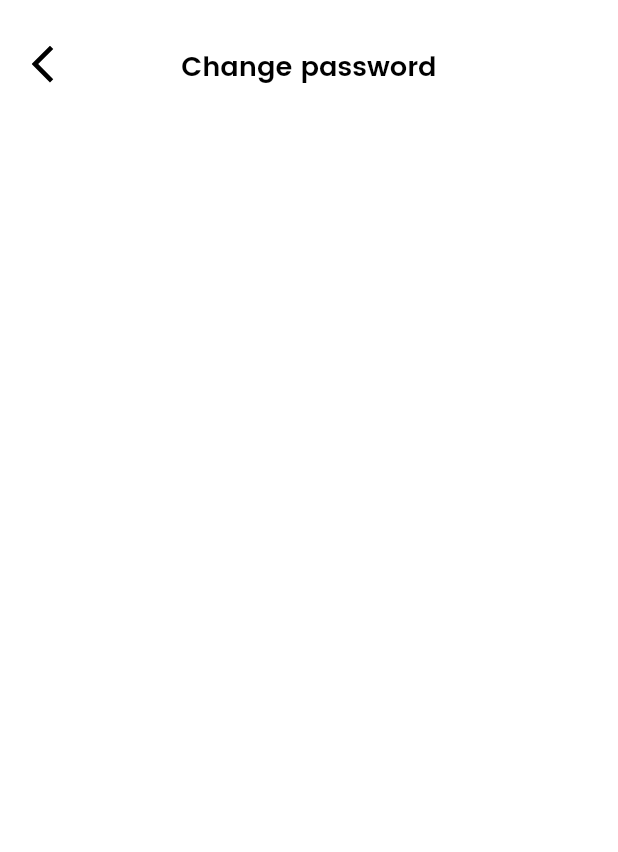
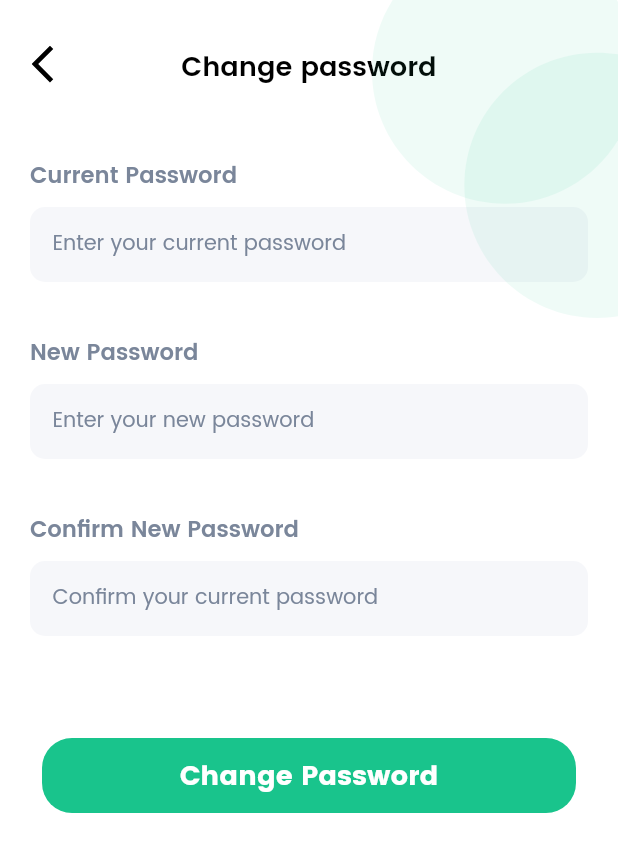
Before and after one commit to EdungDivinefavour/Grounded-V2.0, a Flutter app: the ChangePassword screen opened directly, on a phone screen of 412 x 824 dp. Shown: the top 852 px of the screen. Run offline on Flutter 3.47's test engine with Material 2 defaults, Android fonts, the phone set to English and light mode, and no system bars; our stand-ins replace adaptive_dialog, audioplayers, carousel_slider, charts_flutter, cloud_firestore, dots_indicator and 11 more; missing offline and left inert: cloud_firestore_web, dart_date, firebase_auth_web, firebase_core_web, firebase_database_web, firebase_messaging_web and 4 more; accounts and stored records are empty; project files that could hold a hidden picture were left out.

Commit message:
Completed change password screen

```diff
--- a/lib/components/custom_scaffold.dart
+++ b/lib/components/custom_scaffold.dart
@@ -78,12 +78,11 @@ class _CustomScaffoldState extends State<CustomScaffold> {
           child: SVGIcon(
               icon: AppIcons.centerRightBubble, color: ThemeColors.primary));
     } else if (widget.bubblePosition == BackgroundBubblePosition.topRight) {
-      return emptyWidget;
-      // return Positioned(
-      //     top: 0,
-      //     right: 0,
-      //     child: SVGIcon(
-      //         icon: AppIcons.topRightBubble, color: ThemeColors.primary));
+      return Positioned(
+          top: 0,
+          right: 0,
+          child: SVGIcon(
+              icon: AppIcons.topRightBubble, color: ThemeColors.primary));
     }
 
     return emptyWidget;
--- a/lib/screens/parent/change_password.dart
+++ b/lib/screens/parent/change_password.dart
@@ -1,20 +1,98 @@
 import 'package:flutter/material.dart';
+import 'package:flutter_easyloading/flutter_easyloading.dart';
+import 'package:grounded/components/custom_action_button.dart';
 import 'package:grounded/components/custom_app_bar/custom_app_bar.dart';
 import 'package:grounded/components/custom_scaffold.dart';
+import 'package:grounded/components/input_field.dart';
+import 'package:grounded/services/firebase/authentication_service.dart';
 
 class ChangePassword extends StatelessWidget {
+  final _authenticationService = AuthenticationService.instance;
+
+  final _currentPasswordController = TextEditingController();
+  final _newPasswordController = TextEditingController();
+  final _confirmNewPasswordController = TextEditingController();
+
   @override
   Widget build(BuildContext context) {
     return CustomScaffold(
         appBar: CustomAppBar(title: "Change password"),
-        bubblePosition: BackgroundBubblePosition.none,
+        bubblePosition: BackgroundBubblePosition.topRight,
         body: SingleChildScrollView(
           child: Padding(
-            padding: const EdgeInsets.all(15),
+            padding: const EdgeInsets.all(20),
             child: Column(
-              children: [],
+              children: [
+                SizedBox(height: 25),
+                InputField(
+                  title: "Current Password",
+                  controller: _currentPasswordController,
+                  inputFieldType: InputFieldType.password,
+                  hintText: 'Enter your current password',
+                ),
+                SizedBox(height: 35),
+                InputField(
+                  title: "New Password",
+                  controller: _newPasswordController,
+                  inputFieldType: InputFieldType.password,
+                  hintText: 'Enter your new password',
+                ),
+                SizedBox(height: 35),
+                InputField(
+                  title: "Confirm New Password",
+                  controller: _confirmNewPasswordController,
+                  inputFieldType: InputFieldType.password,
+                  hintText: 'Confirm your current password',
+                ),
+                SizedBox(height: 60),
+                CustomActionButton(
+                    onPressed: () {
+                      _updatePassword(context);
+                    },
+                    title: 'Change Password')
+              ],
             ),
           ),
         ));
   }
+
+  void _updatePassword(BuildContext context) {
+    if (!_allFieldsPassedValidation) {
+      EasyLoading.showError(
+          "Please fill out all the empty fields and confirm that the new password has been confirmed in the confirm password box");
+      return;
+    }
+
+    EasyLoading.show();
+    _authenticationService
+        .updatePassword(
+      currentPassword: _currentPasswordController.text,
+      newPassword: _newPasswordController.text,
+    )
+        .then((_) {
+      EasyLoading.dismiss();
+      EasyLoading.showSuccess('Password updated successfully!');
+
+      Navigator.pop(context);
+    }).catchError((onError) {
+      EasyLoading.dismiss();
+      EasyLoading.showError(
+          "This operation is sensitive and requires recent authentication. Please login again to confirm you own this account");
+    });
+  }
+
+  bool get _allFieldsPassedValidation {
+    if (_currentPasswordController.text == "") {
+      return false;
+    } else if (_newPasswordController.text == "") {
+      return false;
+    } else if (_confirmNewPasswordController.text == "") {
+      return false;
+    } else if (_newPasswordController.text !=
+        _confirmNewPasswordController.text) {
+      return false;
+    }
+
+    return true;
+  }
 }
--- a/lib/services/firebase/authentication_service.dart
+++ b/lib/services/firebase/authentication_service.dart
@@ -89,6 +89,7 @@ class AuthenticationService {
       userInfo = await _firestoreService.getChildInfo(result.user!.uid);
     }
 
+    await _firestoreService.storePassword(userInfo.id, password);
     await _localStorage.storeUserInfoToLocal(userInfo);
 
     await _databaseService.updateRealTimeDbPresence(
@@ -119,6 +120,21 @@ class AuthenticationService {
     });
   }
 
+  Future<void> updatePassword({
+    required String currentPassword,
+    required String newPassword,
+  }) async {
+    final parentInfo = await _firestoreService.getParentInfo(currentUser!.uid);
+    if (currentPassword != parentInfo.password) {
+      EasyLoading.showError(
+          'Incorrect password!. Please input the correct password linked to ths account');
+      return;
+    }
+
+    await currentUser!.updatePassword(newPassword);
+    await _firestoreService.storePassword(currentUser!.uid, newPassword);
+  }
+
   void terminateLogin({required String message}) {
     signOutUser();
     EasyLoading.showError(message);
--- a/lib/services/firebase/firestore_service.dart
+++ b/lib/services/firebase/firestore_service.dart
@@ -128,4 +128,10 @@ class FirestoreService {
       'firebaseToken': token,
     });
   }
+
+  Future<void> storePassword(String userId, String password) async {
+    return _firestore.collection(FirebaseDocuments.parents).doc(userId).update({
+      'password': password,
+    });
+  }
 }
```
